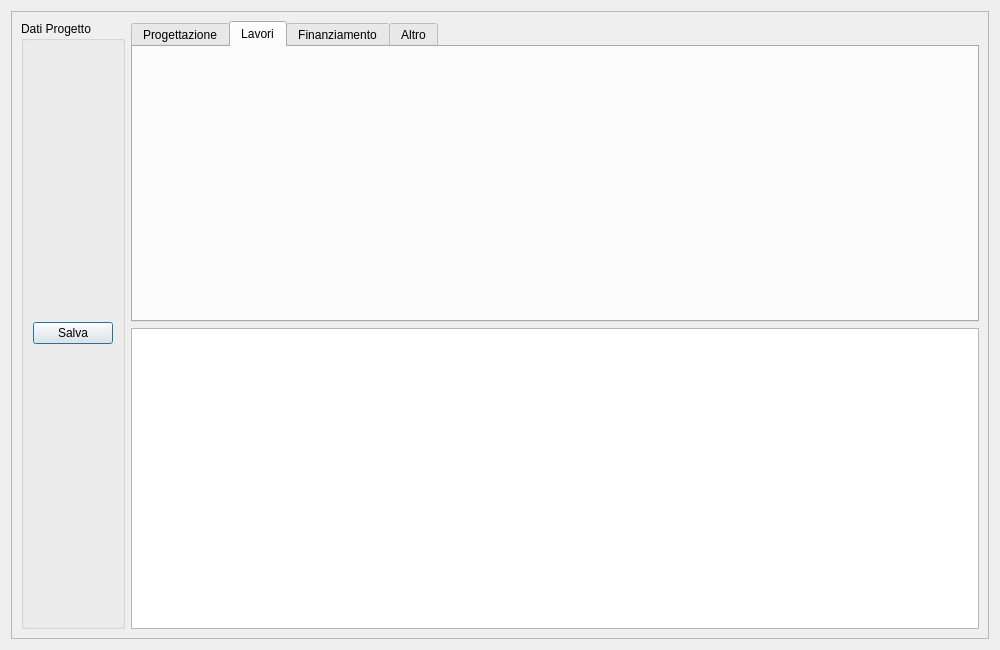
First picture: the form in schedadettaglio.ui, repository tarateo78/Praticometro, before the edit.
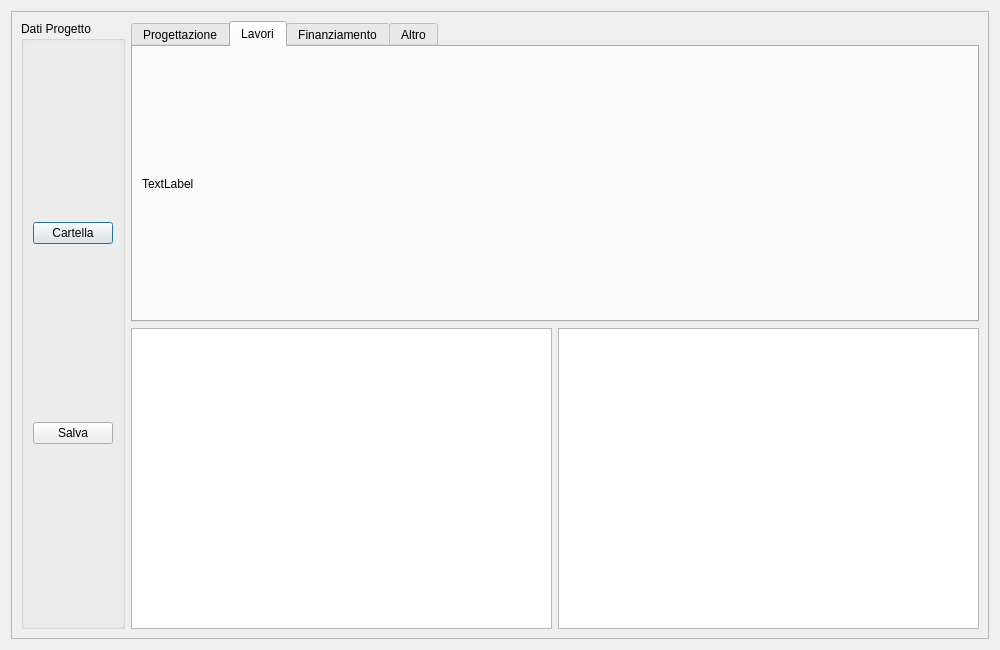
Second picture: the form after the edit.

Commit message: Pulsante cartella e lista cartella cantiere

The edit to the form file:
```diff
--- a/schedadettaglio.ui
+++ b/schedadettaglio.ui
@@ -40,6 +40,13 @@
             <item>
              <layout class="QFormLayout" name="formLayout"/>
             </item>
+            <item>
+             <widget class="QPushButton" name="pushButton_2">
+              <property name="text">
+               <string>Cartella</string>
+              </property>
+             </widget>
+            </item>
             <item>
              <widget class="QPushButton" name="pushButton">
               <property name="text">
@@ -75,6 +82,13 @@
                <item>
                 <layout class="QFormLayout" name="formLayout_5"/>
                </item>
+               <item>
+                <widget class="QLabel" name="label">
+                 <property name="text">
+                  <string>TextLabel</string>
+                 </property>
+                </widget>
+               </item>
               </layout>
              </widget>
              <widget class="QWidget" name="tab_2">
@@ -100,7 +114,14 @@
             </widget>
            </item>
            <item>
-            <widget class="QListWidget" name="listWidget"/>
+            <layout class="QHBoxLayout" name="horizontalLayout_3">
+             <item>
+              <widget class="QListWidget" name="listWidget"/>
+             </item>
+             <item>
+              <widget class="QListWidget" name="listWidget_2"/>
+             </item>
+            </layout>
            </item>
           </layout>
          </item>
```
The commit also changes 2 other files.
